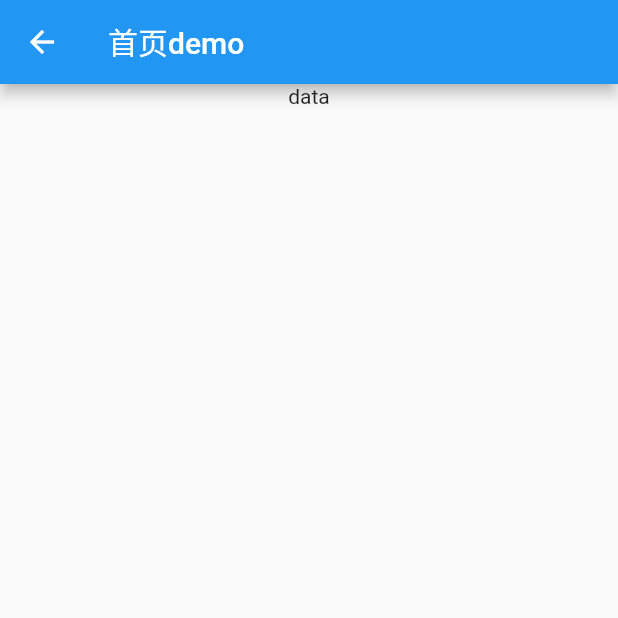
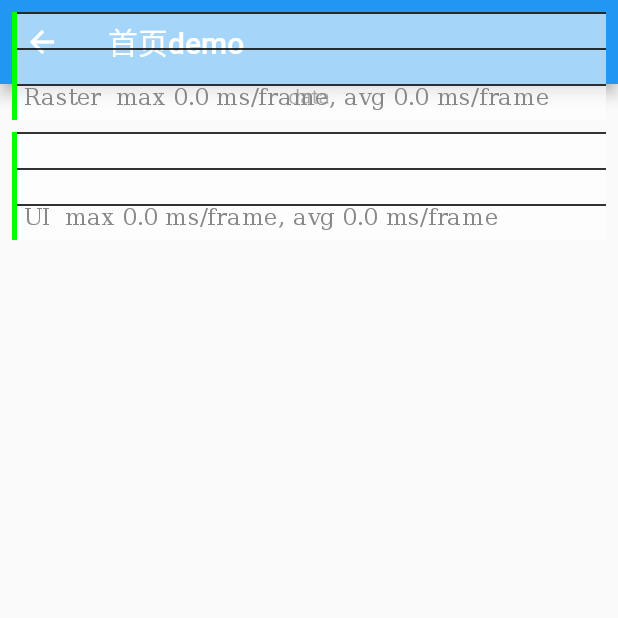
Before and after one commit to chdo002/DDU, a Flutter app: the screen it shows after launch, after a tap on "首页demo", on a phone screen of 412 x 824 dp, the top half of it. Run offline on Flutter 3.47's test engine with Material 2 defaults, Android fonts, the phone set to English and light mode, and no system bars; missing offline and left inert: dart:ffi, random_color; project files that could hold a hidden picture were left out.

```diff
--- a/flutter_demo/my_flutter/lib/main.dart
+++ b/flutter_demo/my_flutter/lib/main.dart
@@ -1,5 +1,3 @@
-import 'dart:ui';
-
 import 'package:flutter/cupertino.dart';
 import 'package:flutter/foundation.dart';
 import 'package:flutter/material.dart';
@@ -17,22 +15,22 @@ void main() {
     }
   });
 
-  if (window.physicalSize.isEmpty) {
-    window.onMetricsChanged = () {
-      if (!window.physicalSize.isEmpty) {
-        window.onMetricsChanged = null;
-        if (kDebugMode) {
-          print("启动了1！！！！！size:${window.physicalSize}");
-        }
-        runApp(const MyApp());
-      }
-    };
-  } else {
-    if (kDebugMode) {
-      print("启动了2！！！！！");
-    }
-    runApp(const MyApp());
+  // if (window.physicalSize.isEmpty) {
+  //   window.onMetricsChanged = () {
+  //     if (!window.physicalSize.isEmpty) {
+  //       window.onMetricsChanged = null;
+  //       if (kDebugMode) {
+  //         print("启动了1！！！！！size:${window.physicalSize}");
+  //       }
+  //       runApp(const MyApp());
+  //     }
+  //   };
+  // } else {
+  if (kDebugMode) {
+    print("启动了2！！！！！");
   }
+  runApp(const MyApp());
+  // }
 }
 
 class MyApp extends StatelessWidget {
@@ -41,7 +39,7 @@ class MyApp extends StatelessWidget {
   @override
   Widget build(BuildContext context) {
     return MaterialApp(
-      // showPerformanceOverlay: true,
+      showPerformanceOverlay: true,
       title: 'Flutter Demo',
       theme: ThemeData(
         primarySwatch: Colors.blue,
@@ -73,8 +71,11 @@ class MyHomePage extends StatelessWidget {
     ];
     return Scaffold(
       appBar: AppBar(actions: [
-        BackButton(onPressed: () {
-          Navigator.of(context).pop();
+        const Text('data'),
+        CloseButton(onPressed: () {
+          // Navigator.of(context).pop();
+          var channel = const MethodChannel("test_method");
+          channel.invokeMethod('pop').then((value) => {});
         })
       ]),
       body: Column(children: [
```
Also changed, not shown: 5 other files.
